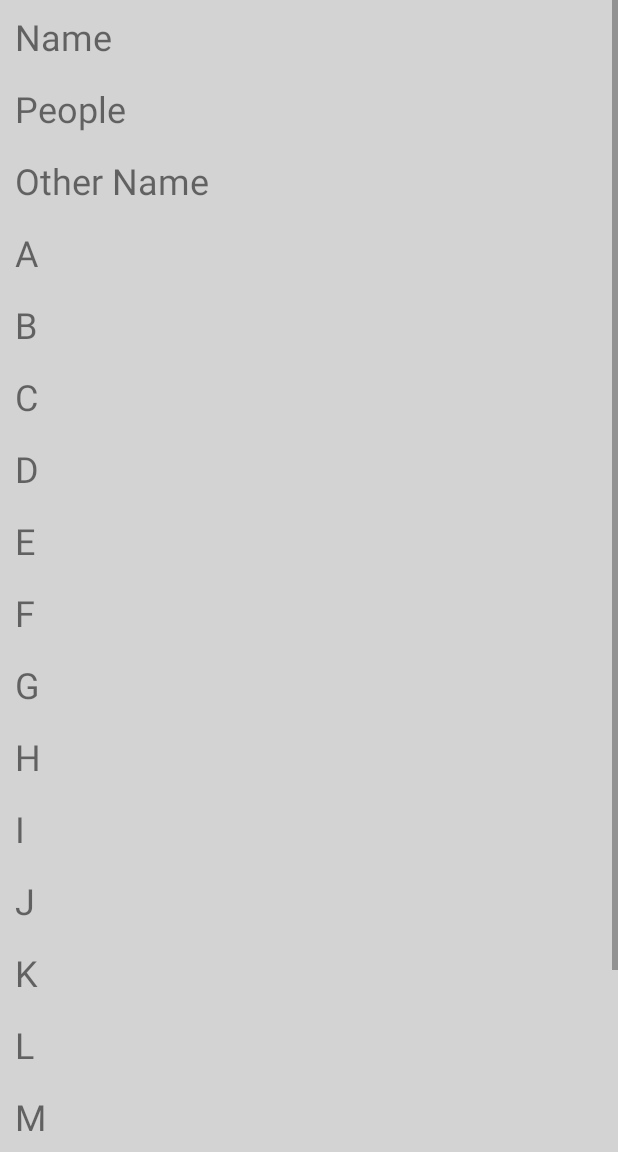
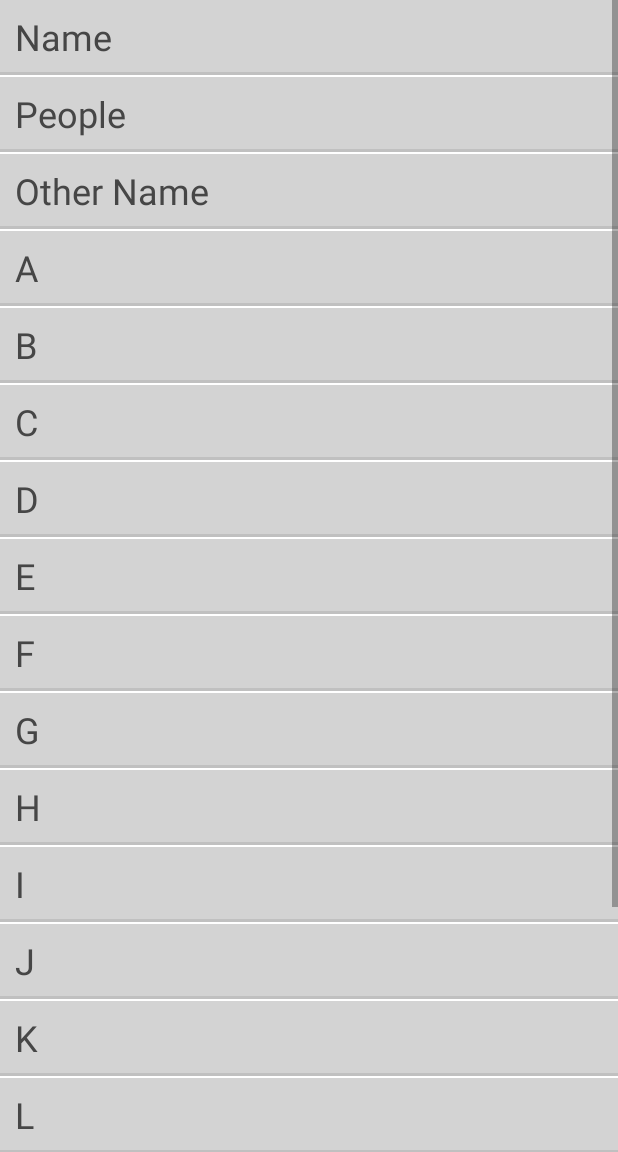
Before and after one commit to dreiddel/AnAppForJack, an Android app: the FriendList screen opened directly, with no data from a screen before it, on a phone screen of 412 x 824 dp, the part 84-1236 px from its top. Run offline under Robolectric (Android 15) with nearby library versions, the phone set to English and light mode, and no system bars; network calls fail.

Commit message:
Modified FriendList Activity and added supporting layout files and drawable

```diff
--- a/app/src/main/java/edu/uta/softeng/anappforjack/FriendList.java
+++ b/app/src/main/java/edu/uta/softeng/anappforjack/FriendList.java
@@ -23,12 +23,14 @@ public class FriendList extends NavigationAppCompatActivity {
     }
 
 
-    protected TextView[] generateTextViews(int textViewCount) {
+    protected TextView[][] generateTextViews(int textViewCount) {
 
-        TextView[] textViewArray = new TextView[textViewCount];
+        TextView[][] textViewArray = new TextView[3][textViewCount];
 
         for(int i = 0; i < textViewCount; i++) {
-            textViewArray[i] = new TextView(this);
+            textViewArray[0][i] = (TextView)getLayoutInflater().inflate(R.layout.text_view_style, null);
+            textViewArray[1][i] = (TextView)getLayoutInflater().inflate(R.layout.user_list_divider, null);
+            textViewArray[2][i] = (TextView)getLayoutInflater().inflate(R.layout.user_list_divider_light, null);
         }
 
         return textViewArray;
@@ -40,12 +42,14 @@ public class FriendList extends NavigationAppCompatActivity {
     }*/
 
     protected void setTextViews(int textViewCount, String[] users, LinearLayout ll) {
-        TextView[] textViewArray = generateTextViews(textViewCount);
+        TextView[][] textViewArray = generateTextViews(textViewCount);
+        /*TextView user_list_div = new TextView(this);*/
+        TextView user_list_div = (TextView)getLayoutInflater().inflate(R.layout.user_list_divider, null);
 
         for(int i = 0; i < textViewCount; i++) {
-            textViewArray[i].setText(users[i]);
+            textViewArray[0][i].setText(users[i]);
 
-            textViewArray[i].setTextSize(TypedValue.COMPLEX_UNIT_PX,
+            /*textViewArray[i].setTextSize(TypedValue.COMPLEX_UNIT_PX,
                     getResources().getDimension(R.dimen.user_text_size));
 
             textViewArray[i].setHeight((int)TypedValue.applyDimension(TypedValue.COMPLEX_UNIT_DIP,
@@ -56,9 +60,9 @@ public class FriendList extends NavigationAppCompatActivity {
             textViewArray[i].setPadding((int)TypedValue.applyDimension(TypedValue.COMPLEX_UNIT_DIP,
                     10, getResources().getDisplayMetrics()),
                     (int)TypedValue.applyDimension(TypedValue.COMPLEX_UNIT_DIP,
-                            8, getResources().getDisplayMetrics()), 0, 0);
-            ll.addView(textViewArray[i]);
-            textViewArray[i].setOnClickListener(new View.OnClickListener() {
+                            8, getResources().getDisplayMetrics()), 0, 0);*/
+            ll.addView(textViewArray[0][i]);
+            textViewArray[0][i].setOnClickListener(new View.OnClickListener() {
 
                 @Override
                 public void onClick(View view) {
@@ -67,6 +71,8 @@ public class FriendList extends NavigationAppCompatActivity {
                     /*Toast.makeText(getApplicationContext(), "ID : "+arg0.getId(), Toast.LENGTH_SHORT).show();*/
                 }
             });
+            ll.addView(textViewArray[1][i]);
+            ll.addView(textViewArray[2][i]);
         }
     }
 }
--- a/app/src/main/res/drawable/color_state_user_list.xml
+++ b/app/src/main/res/drawable/color_state_user_list.xml
@@ -1,5 +1,5 @@
 <?xml version="1.0" encoding="utf-8"?>
 <selector xmlns:android="http://schemas.android.com/apk/res/android">
     <item android:state_pressed="true" android:drawable="@color/colorGrey3_Dark" />
-    <item android:drawable="@color/colorGrey0_Gainsboro" />
+    <item android:drawable="@android:color/transparent" />
 </selector>
--- a/app/src/main/res/layout/activity_friend_list.xml
+++ b/app/src/main/res/layout/activity_friend_list.xml
@@ -33,6 +33,7 @@
                 android:id="@+id/friend_list"
                 android:layout_width="match_parent"
                 android:layout_height="wrap_content"
+                android:background="@color/colorGrey0_Gainsboro"
                 android:orientation="vertical">
 
             </LinearLayout>
--- /dev/null
+++ b/app/src/main/res/layout/text_view_style.xml
@@ -0,0 +1,9 @@
+<?xml version="1.0" encoding="utf-8"?>
+<TextView xmlns:android="http://schemas.android.com/apk/res/android"
+    android:layout_width="match_parent" android:layout_height="wrap_content"
+    android:textColor="@color/colorGrey7_Charcoal"
+    android:textSize="24dp"
+    android:height="48dp"
+    android:paddingLeft="10dp"
+    android:paddingTop="8dp"
+    android:background="@drawable/color_state_user_list"/>
--- /dev/null
+++ b/app/src/main/res/layout/user_list_divider.xml
@@ -0,0 +1,5 @@
+<?xml version="1.0" encoding="utf-8"?>
+<TextView xmlns:android="http://schemas.android.com/apk/res/android" android:layout_width="match_parent"
+    android:layout_height="wrap_content"
+    android:height="2dp"
+    android:background="@color/colorGrey2_Silver"/>
--- /dev/null
+++ b/app/src/main/res/layout/user_list_divider_light.xml
@@ -0,0 +1,5 @@
+<?xml version="1.0" encoding="utf-8"?>
+<TextView xmlns:android="http://schemas.android.com/apk/res/android" android:layout_width="match_parent"
+    android:layout_height="wrap_content"
+    android:height="1dp"
+    android:background="@color/colorWhite"/>
--- a/app/src/main/res/values/styles.xml
+++ b/app/src/main/res/values/styles.xml
@@ -19,9 +19,9 @@
         <item name="android:scaleType">fitCenter</item>
     </style>
 
-    <style name="user_divider">
+<!--<style name="user_divider">
         <item name="android:height">2dp</item>
-        <item name="android:background">@color/colorGrey4_Grey</item>
+        <item name="android:background">@color/colorGrey2_Silver</item>
     </style>
     <style name="user_text_view">
         <item name="android:textSize">24dp</item>
@@ -29,7 +29,6 @@
         <item name="android:paddingLeft">10dp</item>
         <item name="android:paddingTop">8dp</item>
         <item name="android:background">@drawable/color_state_user_list</item>
-
-    </style>
+    </style>-->
 
 </resources>
```
